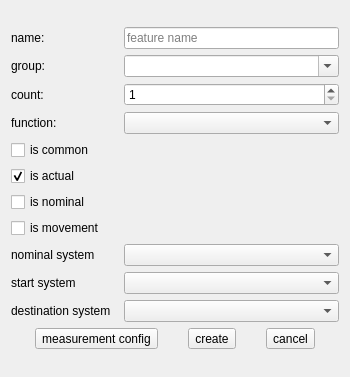
The window that ui/createfeaturedialog.ui (OpenIndy/OpenIndy) describes before a commit, drawn with Qt 5.
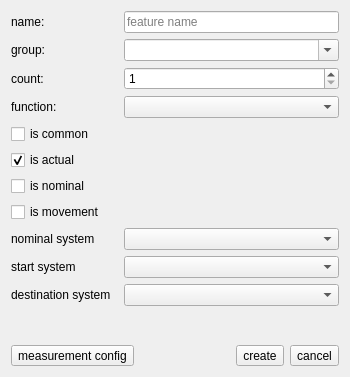
The same window after the commit.

Patch:
```diff
--- a/ui/createfeaturedialog.ui
+++ b/ui/createfeaturedialog.ui
@@ -177,7 +177,20 @@
       </layout>
      </item>
      <item>
-      <layout class="QHBoxLayout" name="horizontalLayout" stretch="1,1,1">
+      <spacer name="verticalSpacer">
+       <property name="orientation">
+        <enum>Qt::Vertical</enum>
+       </property>
+       <property name="sizeHint" stdset="0">
+        <size>
+         <width>20</width>
+         <height>40</height>
+        </size>
+       </property>
+      </spacer>
+     </item>
+     <item>
+      <layout class="QHBoxLayout" name="horizontalLayout">
        <item>
         <widget class="QToolButton" name="toolButton_mConfig">
          <property name="text">
@@ -185,6 +198,19 @@
          </property>
         </widget>
        </item>
+       <item>
+        <spacer name="horizontalSpacer">
+         <property name="orientation">
+          <enum>Qt::Horizontal</enum>
+         </property>
+         <property name="sizeHint" stdset="0">
+          <size>
+           <width>40</width>
+           <height>20</height>
+          </size>
+         </property>
+        </spacer>
+       </item>
        <item>
         <widget class="QToolButton" name="toolButton_create">
          <property name="text">
```
Left out of the diff: 8 changed lines with no effect on the pictures.
